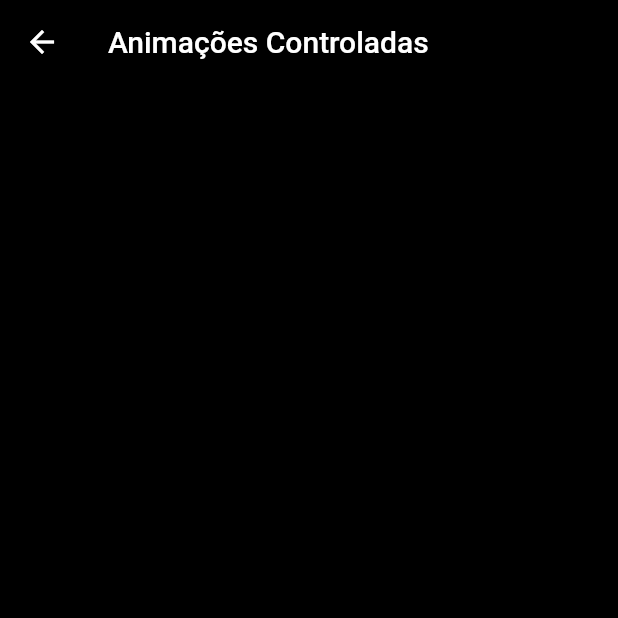
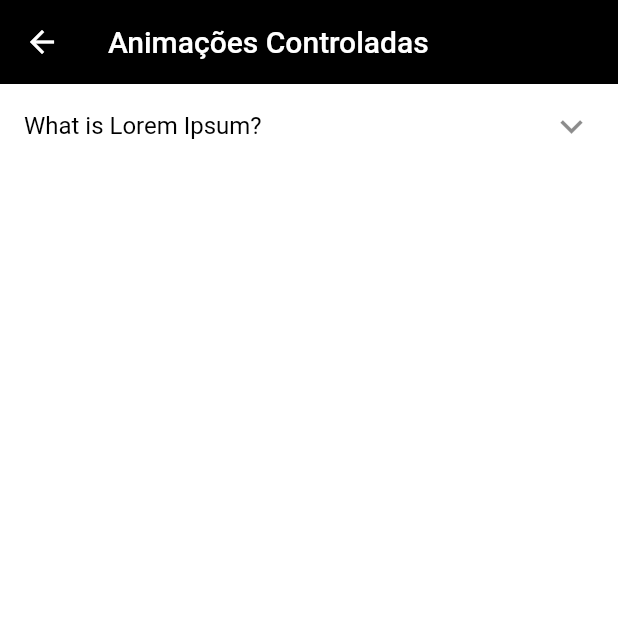
Before and after one commit to nevitonviana/AppDesafioMastreClass, a Flutter app: the Animated2 screen opened directly, on a phone screen of 412 x 824 dp, the top half of it. Run offline on Flutter 3.47's test engine with Material 2 defaults, Android fonts, the phone set to English and light mode, and no system bars; our stand-ins replace flutter_svg.

Commit message:
activity animated

```diff
--- a/lib/activity/animations/animated2.dart
+++ b/lib/activity/animations/animated2.dart
@@ -20,7 +20,7 @@ class _Animated2State extends State<Animated2>
   void initState() {
     _animationController = AnimationController(
         vsync: this,
-        duration: Duration(seconds: 2),
+        duration: const Duration(seconds: 2),
         upperBound: 100,
         lowerBound: 0);
     _animation = Tween<double>(end: 2, begin: 0).animate(CurvedAnimation(
@@ -33,11 +33,11 @@ class _Animated2State extends State<Animated2>
   @override
   Widget build(BuildContext context) {
     return Scaffold(
+      backgroundColor: Colors.white,
       appBar: AppBar(
-        title: Text("Animações Controladas"),
+        title: const Text("Animações Controladas"),
       ),
-      body: Container(
-        child: ListView.builder(
+      body: ListView.builder(
         itemCount: listIten.length,
         itemBuilder: (context, index) {
           return Column(
@@ -52,7 +52,7 @@ class _Animated2State extends State<Animated2>
                   listIten[index] = !listIten[index];
                 },
                 title: AnimatedContainer(
-                    duration: Duration(seconds: 2),
+                  duration: const Duration(seconds: 2),
                   child: Text(
                     "What is Lorem Ipsum?",
                     style: TextStyle(
@@ -69,10 +69,12 @@ class _Animated2State extends State<Animated2>
               AnimatedBuilder(
                 animation: _animation,
                 builder: (context, child) {
-                    return Container(
+                  return SizedBox(
                     height: _animationController.value,
-                      child: Text(
-                          " Lorem Ipsum is simply dummy text of the printing and typesetting industry. Lorem Ipsum has been the industry's standard dummy text ever since the 1500s, when an unknown printer took a galley of type and scrambled it to make a type specimen book. er including versions of Lorem Ipsum."),
+                    child: const Text(
+                      " Lorem Ipsum is simply dummy text of the printing and typesetting industry. Lorem Ipsum has been the industry's standard dummy text ever since the 1500s, when an unknown printer took a galley of type and scrambled it to make a type specimen book. er including versions of Lorem Ipsum.",
+                      style: TextStyle(color: Colors.black),
+                    ),
                   );
                 },
               )
@@ -80,7 +82,6 @@ class _Animated2State extends State<Animated2>
           );
         },
       ),
-      ),
     );
   }
 }
--- a/lib/activity/mockup reading/login_tinder.dart
+++ b/lib/activity/mockup reading/login_tinder.dart
@@ -21,7 +21,9 @@ class LoginTinder extends StatelessWidget {
         ),
         child: Stack(
           children: [
-            Align(
+            GestureDetector(
+              onTap: () => Navigator.of(context).pop(),
+              child: Align(
                 child: Container(
                   margin: const EdgeInsets.only(top: 15),
                   child: const Icon(
@@ -31,6 +33,7 @@ class LoginTinder extends StatelessWidget {
                   ),
                 ),
                 alignment: Alignment.topLeft,
+              ),
             ),
             Column(
               mainAxisAlignment: MainAxisAlignment.end,
```
Also changed, not shown: lib/activity/animations/animated1.dart (+7 -7 lines), lib/activity/mockup reading/login_under.dart (+11 -9 lines), assets/images/loginget1.png (added). Lines whose indentation alone changed are shown as unchanged.
